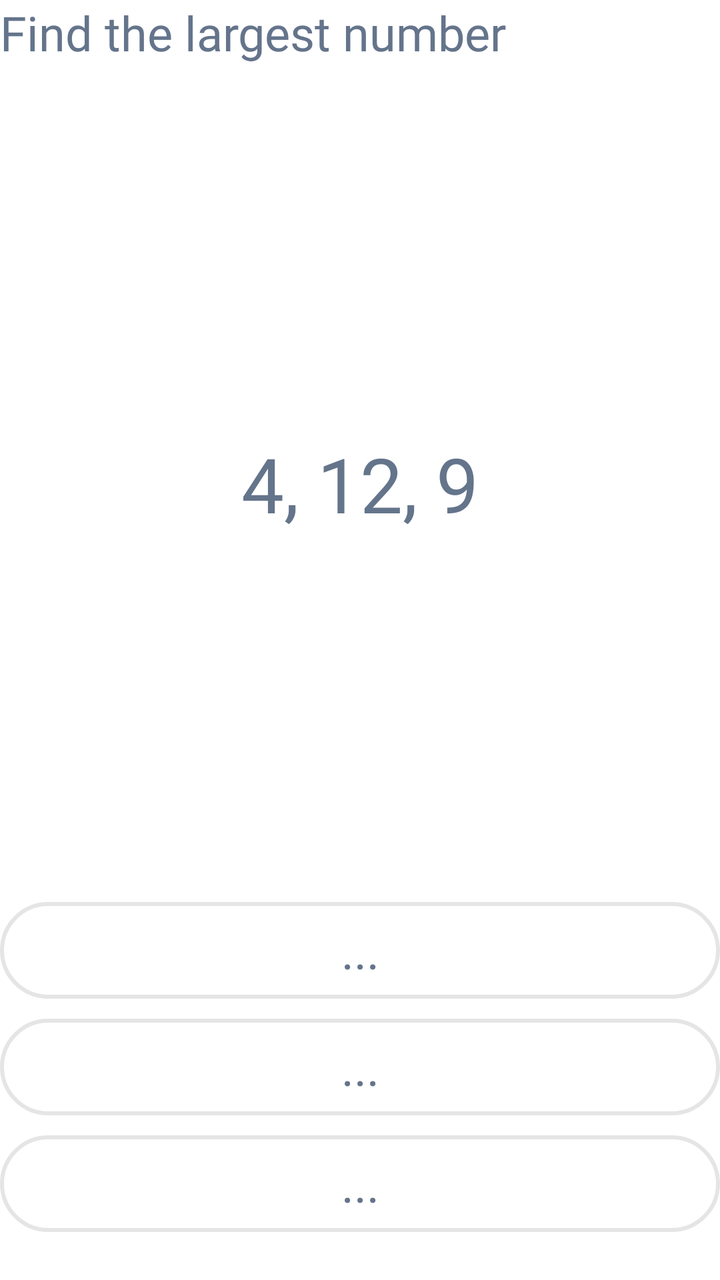
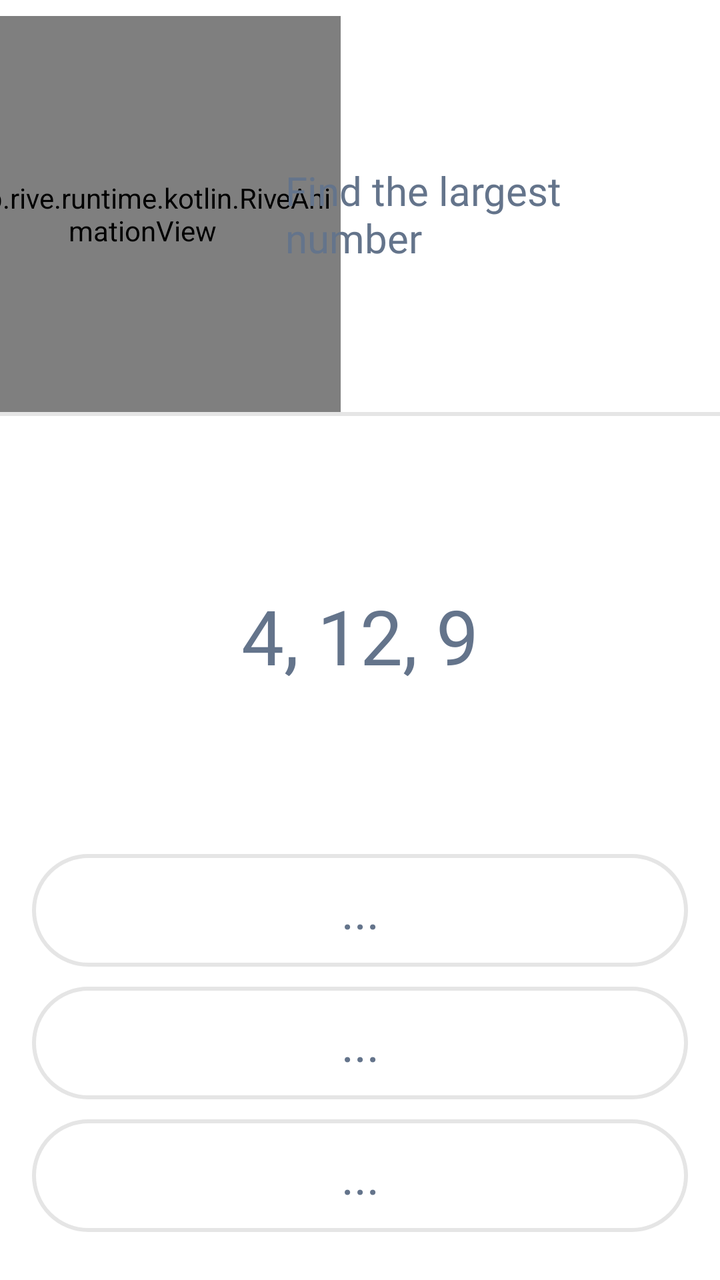

Two renders of the same Android screen: before a commit and after it. Below are the layout's source before the change and the commit's diff.
<!-- AndroidManifest.xml: application theme Theme.Tetragon -->
<!-- res/layout/fragment_ui_find_largest_number.xml -->
<?xml version="1.0" encoding="utf-8"?>
<androidx.constraintlayout.widget.ConstraintLayout xmlns:android="http://schemas.android.com/apk/res/android"
    xmlns:app="http://schemas.android.com/apk/res-auto"
    xmlns:tools="http://schemas.android.com/tools"
    android:layout_width="match_parent"
    android:layout_height="match_parent"
    android:background="@color/white"
    android:layout_marginStart="16dp"
    android:layout_marginEnd="16dp"
    tools:context=".questions.questionMathFirstGrade.firstTopicCountingNumbers.medium.UiFindLargestNumberFragment">

    <TextView
        android:id="@+id/instructionText"
        android:layout_width="wrap_content"
        android:layout_height="wrap_content"
        android:fontFamily="@font/inter_semibold"
        android:text="Find the largest number"
        android:textColor="@color/text_color"
        android:textSize="24sp"
        app:layout_constraintStart_toStartOf="parent"
        app:layout_constraintTop_toTopOf="parent"/>

    <LinearLayout
        android:id="@+id/problemRow"
        android:layout_width="wrap_content"
        android:layout_height="wrap_content"
        android:gravity="center"
        android:orientation="horizontal"
        app:layout_constraintBottom_toTopOf="@+id/option1"
        app:layout_constraintEnd_toEndOf="parent"
        app:layout_constraintStart_toStartOf="parent"
        app:layout_constraintTop_toBottomOf="@+id/instructionText">

        <TextView
            android:id="@+id/sequenceText"
            android:layout_width="wrap_content"
            android:layout_height="wrap_content"
            android:fontFamily="@font/inter_semibold"
            android:text="4, 12, 9"
            android:textColor="#64748b"
            android:textSize="38sp" />

    </LinearLayout>

    <LinearLayout
        android:id="@+id/option1"
        android:layout_width="0dp"
        android:layout_height="wrap_content"
        android:background="@drawable/custom_background"
        android:orientation="horizontal"
        android:padding="8dp"
        android:layout_marginBottom="10dp"
        app:layout_constraintBottom_toTopOf="@+id/option2"
        app:layout_constraintEnd_toEndOf="parent"
        app:layout_constraintStart_toStartOf="parent">

        <TextView
            android:layout_width="match_parent"
            android:layout_height="wrap_content"
            android:fontFamily="@font/inter_semibold"
            android:gravity="center"
            android:text="..."
            android:textColor="@color/text_color"
            android:textSize="24sp" />
    </LinearLayout>

    <LinearLayout
        android:id="@+id/option2"
        android:layout_width="0dp"
        android:layout_height="wrap_content"
        android:background="@drawable/custom_background"
        android:orientation="horizontal"
        android:padding="8dp"
        android:layout_marginBottom="10dp"
        app:layout_constraintBottom_toTopOf="@+id/option3"
        app:layout_constraintEnd_toEndOf="parent"
        app:layout_constraintStart_toStartOf="parent">

        <TextView
            android:layout_width="match_parent"
            android:layout_height="wrap_content"
            android:fontFamily="@font/inter_semibold"
            android:gravity="center"
            android:text="..."
            android:textColor="@color/text_color"
            android:textSize="24sp" />
    </LinearLayout>

    <LinearLayout
        android:id="@+id/option3"
        android:layout_width="0dp"
        android:layout_height="wrap_content"
        android:background="@drawable/custom_background"
        android:orientation="horizontal"
        android:padding="8dp"
        android:layout_marginBottom="24dp"
        app:layout_constraintBottom_toBottomOf="parent"
        app:layout_constraintEnd_toEndOf="parent"
        app:layout_constraintStart_toStartOf="parent">

        <TextView
            android:layout_width="match_parent"
            android:layout_height="wrap_content"
            android:fontFamily="@font/inter_semibold"
            android:gravity="center"
            android:text="..."
            android:textColor="@color/text_color"
            android:textSize="24sp" />
    </LinearLayout>

</androidx.constraintlayout.widget.ConstraintLayout>
<!-- resources referenced by this layout -->
<resources>
  <color name="text_color">#64748b</color>
  <color name="white">#FFFFFFFF</color>
  <!-- drawable custom_background (drawable) -->
  <?xml version="1.0" encoding="utf-8"?>
  <shape xmlns:android="http://schemas.android.com/apk/res/android"
      android:shape="rectangle">
      <solid android:color="#ffffff"/>
      <stroke android:color="#e5e5e5"
          android:width="2dp"/>
      <corners android:radius="40dp"/>
  </shape>
  <style name="Theme.Tetragon" parent="Base.Theme.Tetragon" />
  <style name="Base.Theme.Tetragon" parent="Theme.Material3.DayNight.NoActionBar">
          <item name="android:statusBarColor">@color/white</item>
          <item name="android:navigationBarColor">@color/white</item>
          <item name="android:windowLightStatusBar">true</item>
  
          <item name="android:windowBackground">@color/white</item>
          <item name="android:colorBackground">@color/white</item>
  
          <item name="android:windowIsTranslucent">false</item>
      </style>
</resources>

<!-- the commit's change to res/layout/fragment_ui_find_largest_number.xml (unified diff, before → after) -->
@@ -5,31 +5,69 @@
     android:layout_width="match_parent"
     android:layout_height="match_parent"
     android:background="@color/white"
-    android:layout_marginStart="16dp"
-    android:layout_marginEnd="16dp"
     tools:context=".questions.questionMathFirstGrade.firstTopicCountingNumbers.medium.UiFindLargestNumberFragment">
 
+    
+    <app.rive.runtime.kotlin.RiveAnimationView
+        android:id="@+id/teacherAnimation"
+        android:layout_width="0dp"
+        android:layout_height="0dp"
+        android:layout_marginStart="-28dp"
+        android:layout_marginTop="8dp"
+        android:clickable="true"
+        android:focusable="true"
+        app:layout_constraintDimensionRatio="H,11:11"
+        app:layout_constraintStart_toStartOf="parent"
+        app:layout_constraintTop_toTopOf="parent"
+        app:layout_constraintWidth_percent="0.55"
+        app:riveAlignment="BOTTOM_CENTER"
+        app:riveFit="CONTAIN"
+        app:riveResource="@raw/teacher_animation"
+        app:riveStateMachine="State Machine 1" />
+
+    
     <TextView
         android:id="@+id/instructionText"
-        android:layout_width="wrap_content"
+        android:layout_width="0dp"
         android:layout_height="wrap_content"
+        android:layout_marginStart="-28dp"
+        android:layout_marginEnd="16dp"
         android:fontFamily="@font/inter_semibold"
         android:text="Find the largest number"
         android:textColor="@color/text_color"
-        android:textSize="24sp"
+        android:textSize="20sp"
+        app:layout_constraintBottom_toBottomOf="@id/teacherAnimation"
+        app:layout_constraintEnd_toEndOf="parent"
+        app:layout_constraintStart_toEndOf="@id/teacherAnimation"
+        app:layout_constraintTop_toTopOf="@id/teacherAnimation" />
+
+    <androidx.constraintlayout.widget.Barrier
+        android:id="@+id/headerBarrier"
+        android:layout_width="wrap_content"
+        android:layout_height="wrap_content"
+        app:barrierDirection="bottom"
+        app:constraint_referenced_ids="teacherAnimation,instructionText" />
+
+    <View
+        android:id="@+id/headerDivider"
+        android:layout_width="0dp"
+        android:layout_height="2dp"
+        android:background="@color/gray_2"
+        app:layout_constraintEnd_toEndOf="parent"
         app:layout_constraintStart_toStartOf="parent"
-        app:layout_constraintTop_toTopOf="parent"/>
+        app:layout_constraintTop_toBottomOf="@id/headerBarrier" />
 
+    
     <LinearLayout
         android:id="@+id/problemRow"
         android:layout_width="wrap_content"
         android:layout_height="wrap_content"
         android:gravity="center"
         android:orientation="horizontal"
-        app:layout_constraintBottom_toTopOf="@+id/option1"
+        app:layout_constraintBottom_toTopOf="@+id/optionsContainer"
         app:layout_constraintEnd_toEndOf="parent"
         app:layout_constraintStart_toStartOf="parent"
-        app:layout_constraintTop_toBottomOf="@+id/instructionText">
+        app:layout_constraintTop_toBottomOf="@+id/headerDivider">
 
         <TextView
             android:id="@+id/sequenceText"
@@ -42,70 +80,78 @@
 
     </LinearLayout>
 
+    
     <LinearLayout
-        android:id="@+id/option1"
+        android:id="@+id/optionsContainer"
         android:layout_width="0dp"
         android:layout_height="wrap_content"
-        android:background="@drawable/custom_background"
-        android:orientation="horizontal"
-        android:padding="8dp"
-        android:layout_marginBottom="10dp"
-        app:layout_constraintBottom_toTopOf="@+id/option2"
-        app:layout_constraintEnd_toEndOf="parent"
-        app:layout_constraintStart_toStartOf="parent">
-
-        <TextView
-            android:layout_width="match_parent"
-            android:layout_height="wrap_content"
-            android:fontFamily="@font/inter_semibold"
-            android:gravity="center"
-            android:text="..."
-            android:textColor="@color/text_color"
-            android:textSize="24sp" />
-    </LinearLayout>
-
-    <LinearLayout
-        android:id="@+id/option2"
-        android:layout_width="0dp"
-        android:layout_height="wrap_content"
-        android:background="@drawable/custom_background"
-        android:orientation="horizontal"
-        android:padding="8dp"
-        android:layout_marginBottom="10dp"
-        app:layout_constraintBottom_toTopOf="@+id/option3"
-        app:layout_constraintEnd_toEndOf="parent"
-        app:layout_constraintStart_toStartOf="parent">
-
-        <TextView
-            android:layout_width="match_parent"
-            android:layout_height="wrap_content"
-            android:fontFamily="@font/inter_semibold"
-            android:gravity="center"
-            android:text="..."
-            android:textColor="@color/text_color"
-            android:textSize="24sp" />
-    </LinearLayout>
-
-    <LinearLayout
-        android:id="@+id/option3"
-        android:layout_width="0dp"
-        android:layout_height="wrap_content"
-        android:background="@drawable/custom_background"
-        android:orientation="horizontal"
-        android:padding="8dp"
+        android:layout_marginStart="16dp"
+        android:layout_marginEnd="16dp"
         android:layout_marginBottom="24dp"
+        android:orientation="vertical"
         app:layout_constraintBottom_toBottomOf="parent"
         app:layout_constraintEnd_toEndOf="parent"
         app:layout_constraintStart_toStartOf="parent">
 
-        <TextView
+        
+        <LinearLayout
+            android:id="@+id/option1"
             android:layout_width="match_parent"
             android:layout_height="wrap_content"
-            android:fontFamily="@font/inter_semibold"
-            android:gravity="center"
-            android:text="..."
-            android:textColor="@color/text_color"
-            android:textSize="24sp" />
+            android:layout_marginBottom="10dp"
+            android:background="@drawable/custom_background"
+            android:orientation="horizontal"
+            android:padding="12dp">
+
+            <TextView
+                android:layout_width="match_parent"
+                android:layout_height="wrap_content"
+                android:fontFamily="@font/inter_semibold"
+                android:gravity="center"
+                android:text="..."
+                android:textColor="@color/text_color"
+                android:textSize="24sp" />
+        </LinearLayout>
+
+        
+        <LinearLayout
+            android:id="@+id/option2"
+            android:layout_width="match_parent"
+            android:layout_height="wrap_content"
+            android:layout_marginBottom="10dp"
+            android:background="@drawable/custom_background"
+            android:orientation="horizontal"
+            android:padding="12dp">
+
+            <TextView
+                android:layout_width="match_parent"
+                android:layout_height="wrap_content"
+                android:fontFamily="@font/inter_semibold"
+                android:gravity="center"
+                android:text="..."
+                android:textColor="@color/text_color"
+                android:textSize="24sp" />
+        </LinearLayout>
+
+        
+        <LinearLayout
+            android:id="@+id/option3"
+            android:layout_width="match_parent"
+            android:layout_height="wrap_content"
+            android:background="@drawable/custom_background"
+            android:orientation="horizontal"
+            android:padding="12dp">
+
+            <TextView
+                android:layout_width="match_parent"
+                android:layout_height="wrap_content"
+                android:fontFamily="@font/inter_semibold"
+                android:gravity="center"
+                android:text="..."
+                android:textColor="@color/text_color"
+                android:textSize="24sp" />
+        </LinearLayout>
+
     </LinearLayout>
 
 </androidx.constraintlayout.widget.ConstraintLayout>
<!-- resource entries referenced after the edit -->
@@ -1,5 +1,6 @@
 <!-- resources referenced by this layout -->
 <resources>
+  <color name="gray_2">#E5E5E5</color>
   <color name="text_color">#64748b</color>
   <color name="white">#FFFFFFFF</color>
   <!-- drawable custom_background (drawable) -->
@@ -13,14 +14,17 @@
   </shape>
   <style name="Theme.Tetragon" parent="Base.Theme.Tetragon" />
   <style name="Base.Theme.Tetragon" parent="Theme.Material3.DayNight.NoActionBar">
-          <item name="android:statusBarColor">@color/white</item>
-          <item name="android:navigationBarColor">@color/white</item>
+          
           <item name="android:windowLightStatusBar">true</item>
   
           <item name="android:windowBackground">@color/white</item>
           <item name="android:colorBackground">@color/white</item>
   
           <item name="android:windowIsTranslucent">false</item>
+  
+          
+          <item name="android:enforceStatusBarContrast" tools:targetApi="29">false</item>
+          <item name="android:enforceNavigationBarContrast" tools:targetApi="29">false</item>
       </style>
 </resources>
 
